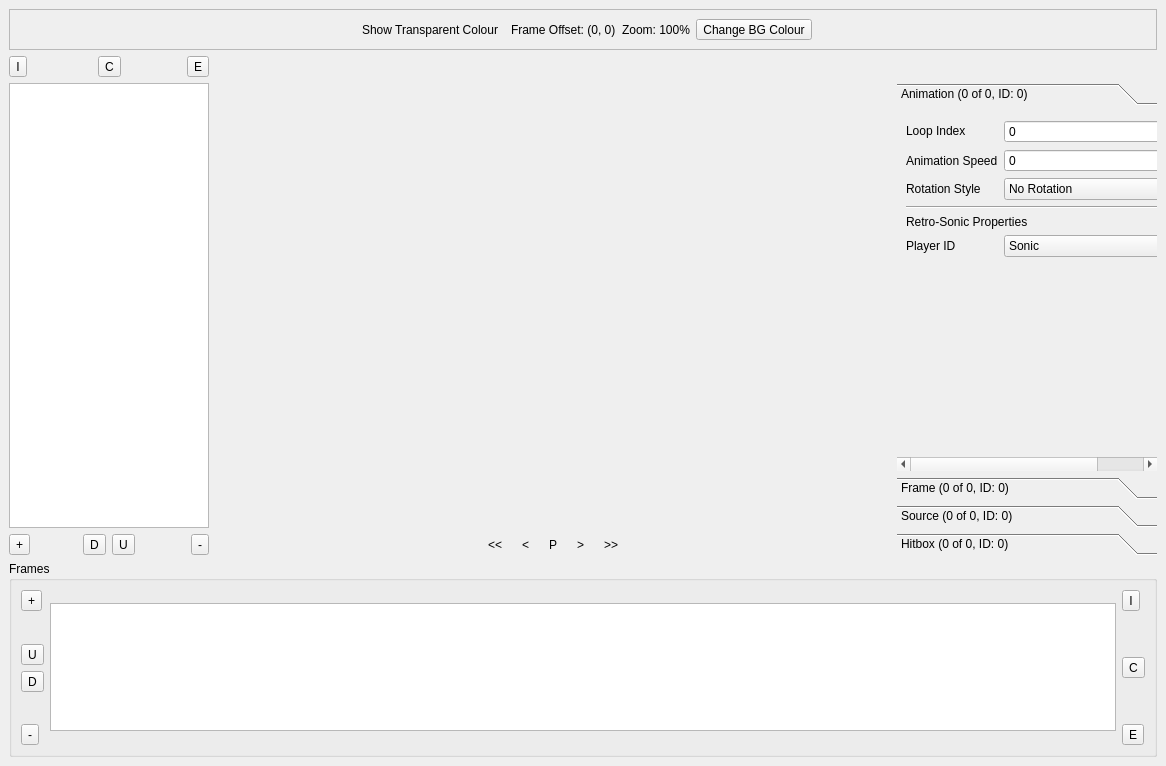
First picture: the form in RetroEDv2/tools/animationeditor.ui, repository RSDKModding/RetroED, before the edit.
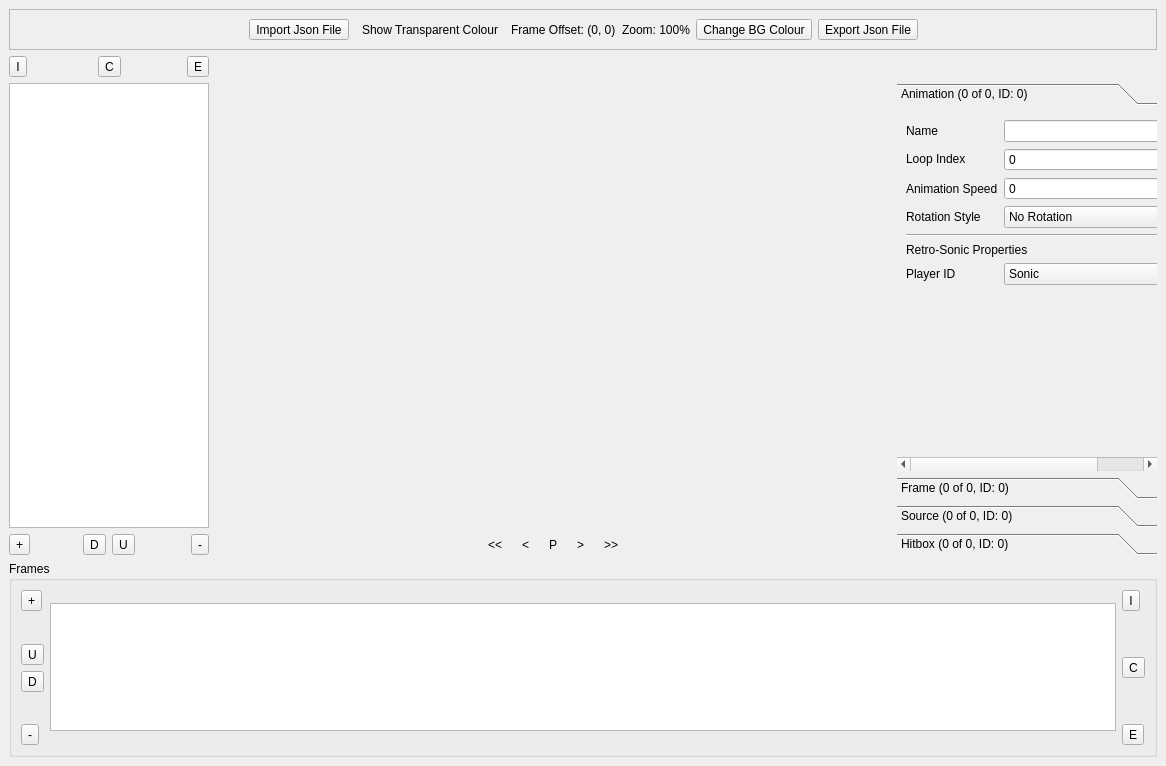
Second picture: the form after the edit. The open tabs and pages were chosen to show the change. Icons and pictures are not drawn.

Patch:
```diff
--- a/RetroEDv2/tools/animationeditor.ui
+++ b/RetroEDv2/tools/animationeditor.ui
@@ -176,6 +176,13 @@
         </property>
        </spacer>
       </item>
+      <item>
+       <widget class="QToolButton" name="impFile">
+        <property name="text">
+         <string>Import Json File</string>
+        </property>
+       </widget>
+      </item>
       <item>
        <widget class="QToolButton" name="showTransClr">
         <property name="text">
@@ -228,6 +235,13 @@
         </property>
        </widget>
       </item>
+      <item>
+       <widget class="QToolButton" name="expFile">
+        <property name="text">
+         <string>Export Json File</string>
+        </property>
+       </widget>
+      </item>
       <item>
        <spacer name="horizontalSpacer_3">
         <property name="orientation">
@@ -606,33 +620,34 @@
          <property name="bottomMargin">
           <number>0</number>
          </property>
-         <item row="7" column="1">
-          <widget class="QComboBox" name="playerID">
-           <item>
-            <property name="text">
-             <string>Sonic</string>
-            </property>
-           </item>
-           <item>
-            <property name="text">
-             <string>Tails</string>
-            </property>
-           </item>
-           <item>
-            <property name="text">
-             <string>Knuckles</string>
-            </property>
-           </item>
+         <item row="3" column="0">
+          <widget class="QLabel" name="label_18">
+           <property name="text">
+            <string>Animation Speed</string>
+           </property>
           </widget>
          </item>
-         <item row="4" column="0" colspan="2">
+         <item row="5" column="0" colspan="2">
           <widget class="Line" name="line">
            <property name="orientation">
             <enum>Qt::Horizontal</enum>
            </property>
           </widget>
          </item>
-         <item row="2" column="1">
+         <item row="11" column="0" colspan="2">
+          <spacer name="verticalSpacer">
+           <property name="orientation">
+            <enum>Qt::Vertical</enum>
+           </property>
+           <property name="sizeHint" stdset="0">
+            <size>
+             <width>20</width>
+             <height>40</height>
+            </size>
+           </property>
+          </spacer>
+         </item>
+         <item row="3" column="1">
           <widget class="QSpinBox" name="speedMult">
            <property name="toolTip">
             <string>Animation playback speed</string>
@@ -645,7 +660,60 @@
            </property>
           </widget>
          </item>
-         <item row="3" column="0">
+         <item row="8" column="0">
+          <widget class="QLabel" name="label_7">
+           <property name="text">
+            <string>Player ID</string>
+           </property>
+          </widget>
+         </item>
+         <item row="7" column="0" colspan="2">
+          <widget class="QLabel" name="label_17">
+           <property name="text">
+            <string>Retro-Sonic Properties</string>
+           </property>
+          </widget>
+         </item>
+         <item row="8" column="1">
+          <widget class="QComboBox" name="playerID">
+           <item>
+            <property name="text">
+             <string>Sonic</string>
+            </property>
+           </item>
+           <item>
+            <property name="text">
+             <string>Tails</string>
+            </property>
+           </item>
+           <item>
+            <property name="text">
+             <string>Knuckles</string>
+            </property>
+           </item>
+          </widget>
+         </item>
+         <item row="1" column="1">
+          <widget class="QSpinBox" name="loopIndex">
+           <property name="toolTip">
+            <string>What frame to loop back to</string>
+           </property>
+          </widget>
+         </item>
+         <item row="1" column="0">
+          <widget class="QLabel" name="label_15">
+           <property name="sizePolicy">
+            <sizepolicy hsizetype="Fixed" vsizetype="Fixed">
+             <horstretch>0</horstretch>
+             <verstretch>0</verstretch>
+            </sizepolicy>
+           </property>
+           <property name="text">
+            <string>Loop Index</string>
+           </property>
+          </widget>
+         </item>
+         <item row="4" column="0">
           <widget class="QLabel" name="label_16">
            <property name="sizePolicy">
             <sizepolicy hsizetype="Fixed" vsizetype="Fixed">
@@ -658,14 +726,7 @@
            </property>
           </widget>
          </item>
-         <item row="2" column="0">
-          <widget class="QLabel" name="label_18">
-           <property name="text">
-            <string>Animation Speed</string>
-           </property>
-          </widget>
-         </item>
-         <item row="3" column="1">
+         <item row="4" column="1">
           <widget class="QComboBox" name="rotationStyle">
            <property name="toolTip">
             <string>How should the animation be played back</string>
@@ -702,52 +763,15 @@
            </item>
           </widget>
          </item>
-         <item row="0" column="1">
-          <widget class="QSpinBox" name="loopIndex">
-           <property name="toolTip">
-            <string>What frame to loop back to</string>
-           </property>
-          </widget>
-         </item>
          <item row="0" column="0">
-          <widget class="QLabel" name="label_15">
-           <property name="sizePolicy">
-            <sizepolicy hsizetype="Fixed" vsizetype="Fixed">
-             <horstretch>0</horstretch>
-             <verstretch>0</verstretch>
-            </sizepolicy>
-           </property>
+          <widget class="QLabel" name="label_19">
            <property name="text">
-            <string>Loop Index</string>
+            <string>Name</string>
            </property>
           </widget>
          </item>
-         <item row="7" column="0">
-          <widget class="QLabel" name="label_7">
-           <property name="text">
-            <string>Player ID</string>
-           </property>
-          </widget>
-         </item>
-         <item row="10" column="0" colspan="2">
-          <spacer name="verticalSpacer">
-           <property name="orientation">
-            <enum>Qt::Vertical</enum>
-           </property>
-           <property name="sizeHint" stdset="0">
-            <size>
-             <width>20</width>
-             <height>40</height>
-            </size>
-           </property>
-          </spacer>
-         </item>
-         <item row="6" column="0" colspan="2">
-          <widget class="QLabel" name="label_17">
-           <property name="text">
-            <string>Retro-Sonic Properties</string>
-           </property>
-          </widget>
+         <item row="0" column="1">
+          <widget class="QLineEdit" name="animName"/>
          </item>
         </layout>
        </item>
```
Left out of the diff: 2 changed lines with no effect on the pictures.
